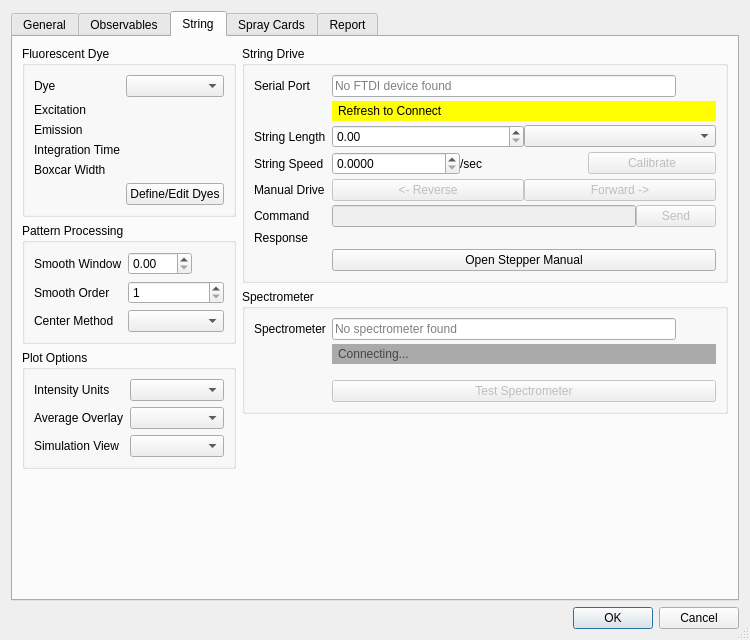
Above: resources/settings.ui from gill14/AccuPatt before the change. Below: the same form after it.
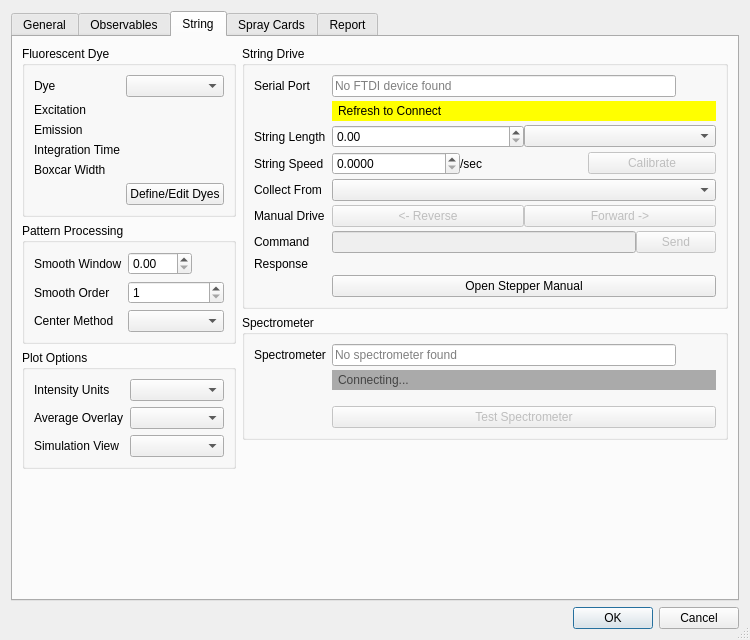
That is the form after the change. The open tabs and pages were chosen to show the change.

Commit message: add string collect from Right to Left

Patch:
```diff
--- a/resources/settings.ui
+++ b/resources/settings.ui
@@ -682,13 +682,23 @@
                </layout>
               </item>
               <item row="4" column="0">
+               <widget class="QLabel" name="lbl_string_collect_from">
+                <property name="text">
+                 <string>Collect From</string>
+                </property>
+               </widget>
+              </item>
+              <item row="4" column="1">
+               <widget class="QComboBox" name="cbb_string_collect_from"/>
+              </item>
+              <item row="5" column="0">
                <widget class="QLabel" name="lbl_manual_drive">
                 <property name="text">
                  <string>Manual Drive</string>
                 </property>
                </widget>
               </item>
-              <item row="4" column="1">
+              <item row="5" column="1">
                <layout class="QHBoxLayout">
                 <item>
                  <widget class="QPushButton" name="btn_manual_reverse">
@@ -718,14 +728,14 @@
                 </item>
                </layout>
               </item>
-              <item row="5" column="0">
+              <item row="6" column="0">
                <widget class="QLabel" name="lbl_direct_command">
                 <property name="text">
                  <string>Command</string>
                 </property>
                </widget>
               </item>
-              <item row="5" column="1">
+              <item row="6" column="1">
                <layout class="QHBoxLayout">
                 <item>
                  <widget class="QLineEdit" name="le_direct_command">
@@ -746,21 +756,21 @@
                 </item>
                </layout>
               </item>
-              <item row="6" column="0">
+              <item row="7" column="0">
                <widget class="QLabel" name="lbl_response">
                 <property name="text">
                  <string>Response</string>
                 </property>
                </widget>
               </item>
-              <item row="6" column="1">
+              <item row="7" column="1">
                <widget class="QLabel" name="lbl_command_return">
                 <property name="text">
                  <string/>
                 </property>
                </widget>
               </item>
-              <item row="7" column="1">
+              <item row="8" column="1">
                <widget class="QPushButton" name="btn_help">
                 <property name="text">
                  <string>Open Stepper Manual</string>
```
The commit also changes 4 other files.
